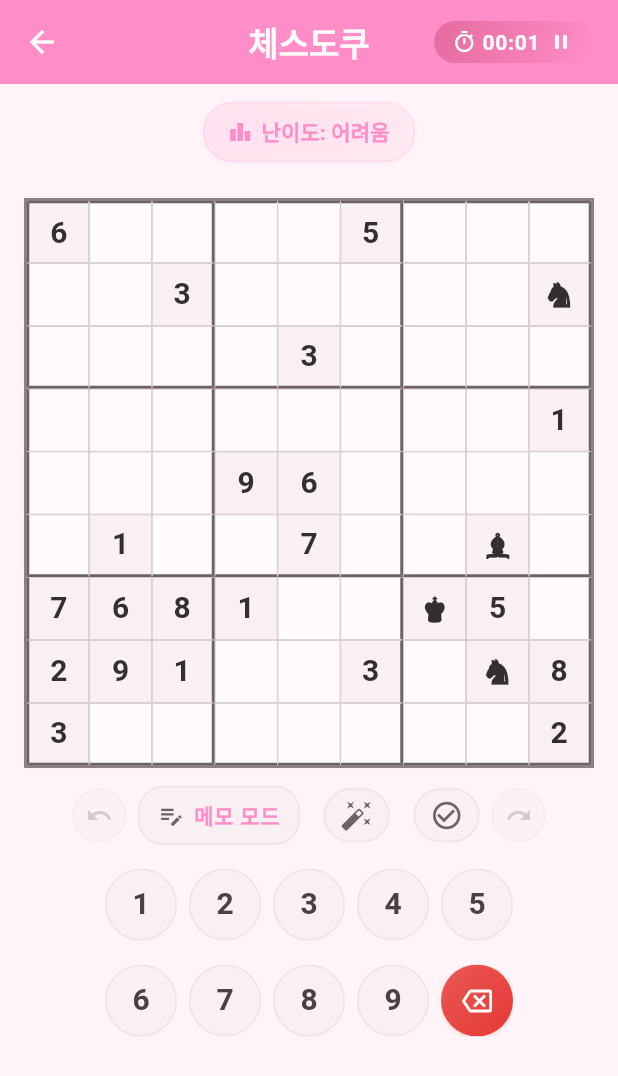
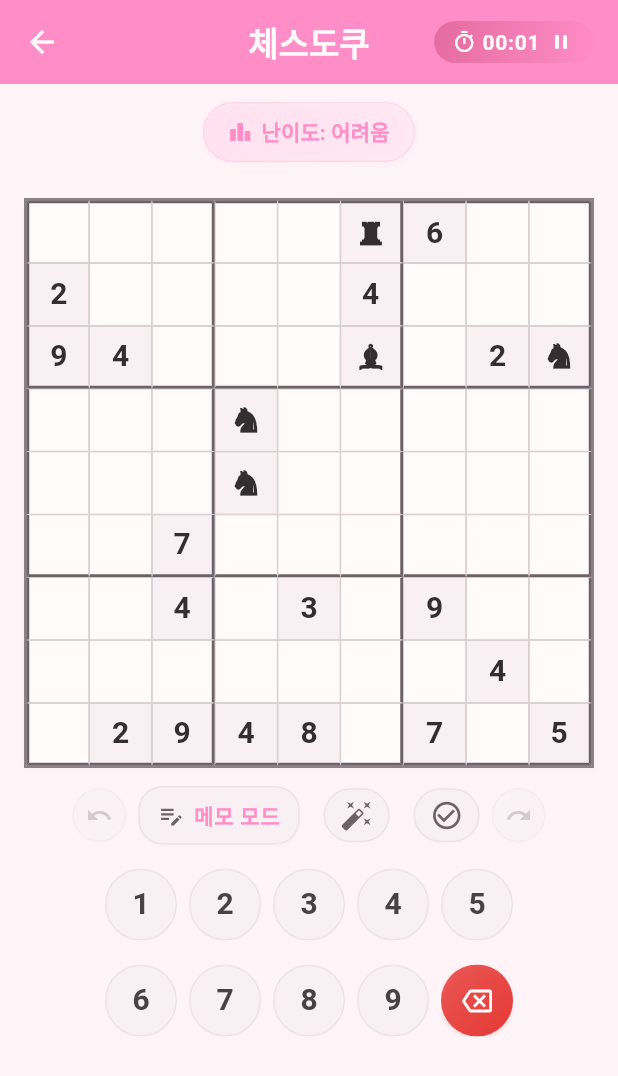
Before and after one commit to NaZe0320/chessudoku_ver2, a Flutter app: the PuzzlePage screen opened by its route, after a tap on "어려움", on a phone screen of 412 x 824 dp. Shown: the top 1076 px of the screen. Run offline on Flutter 3.47's test engine with Material 3 defaults, Android fonts, the light colour scheme and no system bars; our stand-ins replace flutter_riverpod, shared_preferences; accounts and stored records are empty; Roboto replaces fonts that are missing (Pretendard).

Commit message:
[feat] 퍼즐 오류 검사 및 피드백 기능 개선
- 오류 검사 메서드를 수정하여 오류 개수를 반환하도록 변경
- UI에서 오류 개수를 사용자에게 알리는 스낵바 추가
- 체스도쿠 생성기에서 기물 배치 로직 수정

```diff
--- a/lib/domain/intents/puzzle_intent.dart
+++ b/lib/domain/intents/puzzle_intent.dart
@@ -8,6 +8,7 @@ import 'package:chessudoku/domain/states/puzzle_state.dart';
 import 'package:chessudoku/domain/utils/chess_sudoku_generator.dart';
 import 'package:chessudoku/domain/utils/chess_sudoku_validator.dart';
 import 'package:flutter_riverpod/flutter_riverpod.dart';
+import 'package:flutter/material.dart';
 
 class PuzzleIntent {
   final Ref ref;
--- a/lib/domain/utils/chess_sudoku_generator.dart
+++ b/lib/domain/utils/chess_sudoku_generator.dart
@@ -271,8 +271,8 @@ class ChessSudokuGenerator {
             ChessPiece.king: [0, 2],
             ChessPiece.queen: [0, 2],
             ChessPiece.bishop: [1, 4],
-            ChessPiece.knight: [2, 5],
-            ChessPiece.rook: [0, 3]
+            ChessPiece.knight: [2, 4],
+            ChessPiece.rook: [1, 3]
           },
           'minPieces': 5,
           'maxPieces': 8
```
Also changed, not shown: lib/domain/notifiers/puzzle_notifier.dart (+6 -3 lines), lib/ui/screens/puzzle/widgets/puzzle_controls.dart (+25 -1 lines).
